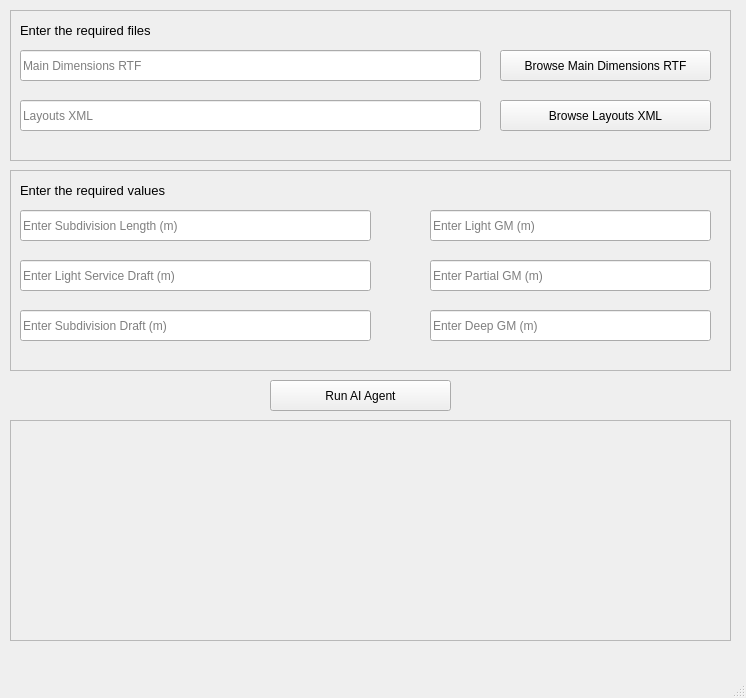
Conoship/pias, file src/app/ui/agentMainWindow.ui: the form before one commit.
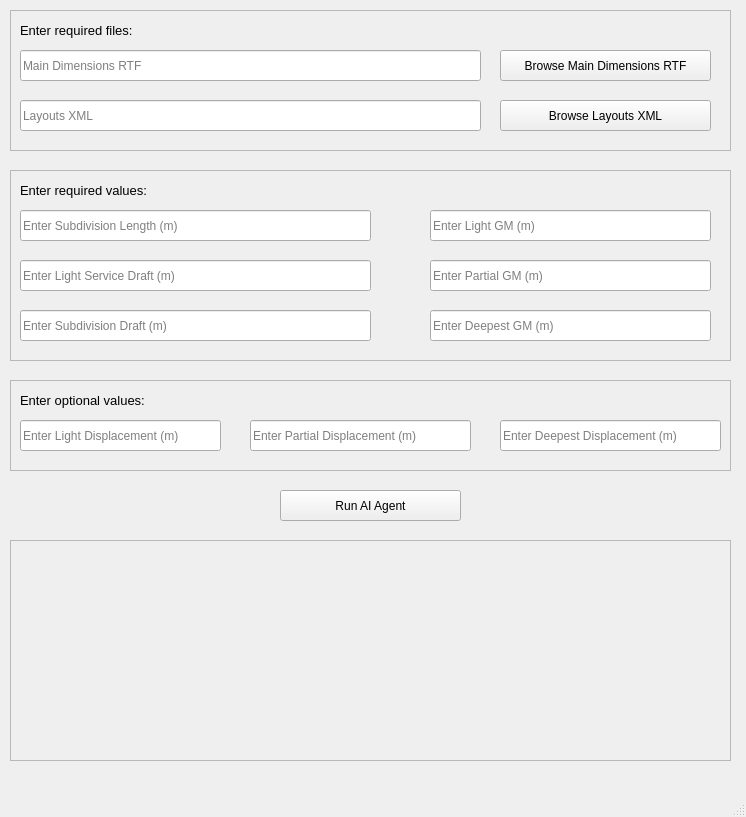
The form after the commit.

Commit message: Made optional and required numeric fields

What changed in the file:
```diff
--- a/src/app/ui/agentMainWindow.ui
+++ b/src/app/ui/agentMainWindow.ui
@@ -7,7 +7,7 @@
     <x>0</x>
     <y>0</y>
     <width>746</width>
-    <height>698</height>
+    <height>817</height>
    </rect>
   </property>
   <property name="windowTitle">
@@ -17,8 +17,8 @@
    <widget class="QPushButton" name="runBtn">
     <property name="geometry">
      <rect>
-      <x>270</x>
-      <y>380</y>
+      <x>280</x>
+      <y>490</y>
       <width>181</width>
       <height>31</height>
      </rect>
@@ -33,7 +33,7 @@
       <x>10</x>
       <y>10</y>
       <width>721</width>
-      <height>151</height>
+      <height>141</height>
      </rect>
     </property>
     <property name="frameShape">
@@ -111,7 +111,7 @@
       <rect>
        <x>10</x>
        <y>0</y>
-       <width>171</width>
+       <width>181</width>
        <height>41</height>
       </rect>
      </property>
@@ -121,7 +121,7 @@
       </font>
      </property>
      <property name="text">
-      <string>Enter the required files</string>
+      <string>Enter required files:</string>
      </property>
     </widget>
    </widget>
@@ -131,7 +131,7 @@
       <x>10</x>
       <y>170</y>
       <width>721</width>
-      <height>201</height>
+      <height>191</height>
      </rect>
     </property>
     <property name="frameShape">
@@ -231,7 +231,7 @@
       </font>
      </property>
      <property name="text">
-      <string>Enter the required values</string>
+      <string>Enter required values:</string>
      </property>
     </widget>
     <widget class="QLineEdit" name="deepGMLineEdit">
@@ -247,7 +247,7 @@
       <bool>false</bool>
      </property>
      <property name="placeholderText">
-      <string>Enter Deep GM (m)</string>
+      <string>Enter Deepest GM (m)</string>
      </property>
      <property name="clearButtonEnabled">
       <bool>true</bool>
@@ -277,7 +277,7 @@
     <property name="geometry">
      <rect>
       <x>10</x>
-      <y>420</y>
+      <y>540</y>
       <width>721</width>
       <height>221</height>
      </rect>
@@ -289,6 +289,97 @@
      <enum>QFrame::Raised</enum>
     </property>
    </widget>
+   <widget class="QFrame" name="optionalValuesFrame">
+    <property name="geometry">
+     <rect>
+      <x>10</x>
+      <y>380</y>
+      <width>721</width>
+      <height>91</height>
+     </rect>
+    </property>
+    <property name="frameShape">
+     <enum>QFrame::StyledPanel</enum>
+    </property>
+    <property name="frameShadow">
+     <enum>QFrame::Raised</enum>
+    </property>
+    <widget class="QLineEdit" name="lightDisplacementLineEdit">
+     <property name="geometry">
+      <rect>
+       <x>10</x>
+       <y>40</y>
+       <width>201</width>
+       <height>31</height>
+      </rect>
+     </property>
+     <property name="readOnly">
+      <bool>false</bool>
+     </property>
+     <property name="placeholderText">
+      <string>Enter Light Displacement (m)</string>
+     </property>
+     <property name="clearButtonEnabled">
+      <bool>true</bool>
+     </property>
+    </widget>
+    <widget class="QLabel" name="label_3">
+     <property name="geometry">
+      <rect>
+       <x>10</x>
+       <y>0</y>
+       <width>211</width>
+       <height>41</height>
+      </rect>
+     </property>
+     <property name="font">
+      <font>
+       <pointsize>10</pointsize>
+      </font>
+     </property>
+     <property name="text">
+      <string>Enter optional values:</string>
+     </property>
+    </widget>
+    <widget class="QLineEdit" name="deepestDisplacementLineEdit">
+     <property name="geometry">
+      <rect>
+       <x>490</x>
+       <y>40</y>
+       <width>221</width>
+       <height>31</height>
+      </rect>
+     </property>
+     <property name="readOnly">
+      <bool>false</bool>
+     </property>
+     <property name="placeholderText">
+      <string>Enter Deepest Displacement (m)</string>
+     </property>
+     <property name="clearButtonEnabled">
+      <bool>true</bool>
+     </property>
+    </widget>
+    <widget class="QLineEdit" name="partialDisplacementLineEdit">
+     <property name="geometry">
+      <rect>
+       <x>240</x>
+       <y>40</y>
+       <width>221</width>
+       <height>31</height>
+      </rect>
+     </property>
+     <property name="readOnly">
+      <bool>false</bool>
+     </property>
+     <property name="placeholderText">
+      <string>Enter Partial Displacement (m)</string>
+     </property>
+     <property name="clearButtonEnabled">
+      <bool>true</bool>
+     </property>
+    </widget>
+   </widget>
   </widget>
   <widget class="QMenuBar" name="menubar">
    <property name="geometry">
```
Left out of the diff: 4 changed lines with no effect on the pictures. The commit also changes 3 other files.
